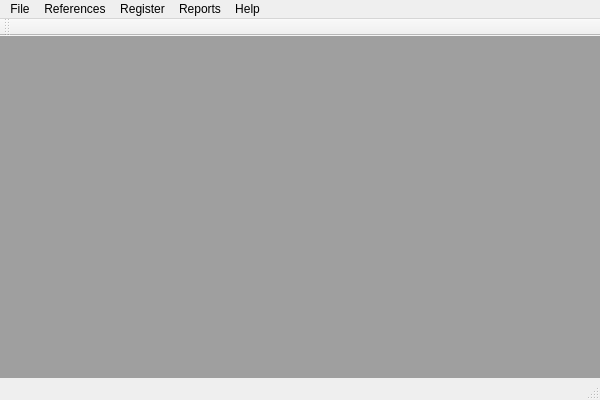
The window that TimeTracking/forms/timetracking.ui (atakz/TimeTracking) describes before a commit, drawn with Qt 5.
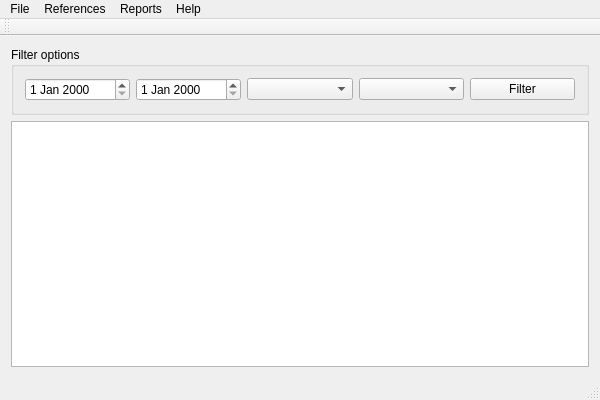
The same window after the commit.

Patch:
```diff
--- a/TimeTracking/forms/timetracking.ui
+++ b/TimeTracking/forms/timetracking.ui
@@ -15,23 +15,42 @@
   </property>
   <widget class="QWidget" name="centralWidget">
    <layout class="QVBoxLayout" name="verticalLayout">
-    <property name="spacing">
-     <number>0</number>
-    </property>
-    <property name="leftMargin">
-     <number>0</number>
-    </property>
-    <property name="topMargin">
-     <number>0</number>
-    </property>
-    <property name="rightMargin">
-     <number>0</number>
-    </property>
-    <property name="bottomMargin">
-     <number>0</number>
-    </property>
     <item>
-     <widget class="QMdiArea" name="mdiArea"/>
+     <widget class="QGroupBox" name="gbFilter">
+      <property name="title">
+       <string>Filter options</string>
+      </property>
+      <layout class="QHBoxLayout" name="horizontalLayout">
+       <item>
+        <widget class="QDateEdit" name="de_begin"/>
+       </item>
+       <item>
+        <widget class="QDateEdit" name="de_end"/>
+       </item>
+       <item>
+        <widget class="QComboBox" name="cmb_empoyer"/>
+       </item>
+       <item>
+        <widget class="QComboBox" name="cmb_customer"/>
+       </item>
+       <item>
+        <widget class="QPushButton" name="pbFilter">
+         <property name="text">
+          <string>Filter</string>
+         </property>
+         <property name="checkable">
+          <bool>true</bool>
+         </property>
+         <property name="checked">
+          <bool>false</bool>
+         </property>
+        </widget>
+       </item>
+      </layout>
+     </widget>
+    </item>
+    <item>
+     <widget class="QTableView" name="tv"/>
     </item>
    </layout>
   </widget>
@@ -73,15 +92,8 @@
     <addaction name="actionAbout"/>
     <addaction name="actionHelp"/>
    </widget>
-   <widget class="QMenu" name="menuRegister">
-    <property name="title">
-     <string>Register</string>
-    </property>
-    <addaction name="actionRegister"/>
-   </widget>
    <addaction name="menuFile"/>
    <addaction name="menuReferences"/>
-   <addaction name="menuRegister"/>
    <addaction name="menuReports"/>
    <addaction name="menuHelp"/>
   </widget>
```
Left out of the diff: 2 changed lines with no effect on the pictures.
